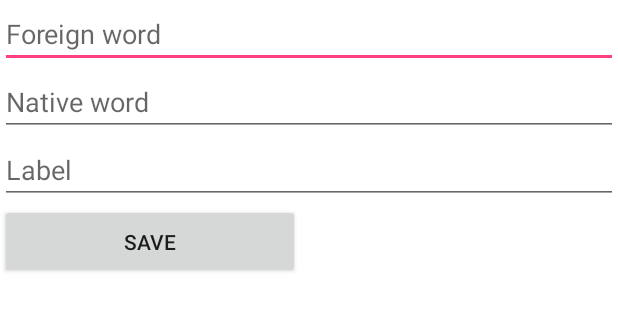
After one commit to dansRiete/guessword-android-app, an Android app: the layout fragment1.xml on its own in the app's theme, with its tools: preview values and no code run, on a phone screen of 412 x 824 dp. The commit adds this screen. Shown: the top 311 px of the screen. Run offline under Robolectric (Android 15) with nearby library versions, the phone set to English and light mode, and no system bars.

Commit message:
Added context menu for editing and deleting. ZonedDateTime deserializer.

```diff
--- a/app/build.gradle
+++ b/app/build.gradle
@@ -25,15 +25,15 @@ android {
 
 dependencies {
     // https://mvnrepository.com/artifact/com.fasterxml.jackson.datatype/jackson-datatype-jsr310
-    implementation group: 'com.fasterxml.jackson.datatype', name: 'jackson-datatype-jsr310', version: '2.10.3'
+    implementation group: 'com.fasterxml.jackson.datatype', name: 'jackson-datatype-jsr310', version: '2.11.2'
     compileOnly 'org.projectlombok:lombok:1.18.12'
     annotationProcessor 'org.projectlombok:lombok:1.18.12'
     implementation fileTree(dir: 'libs', include: ['*.jar'])
     implementation 'com.squareup.retrofit2:retrofit:2.2.0'
-    implementation 'com.squareup.retrofit2:converter-jackson:2.1.0'
+    implementation 'com.squareup.retrofit2:converter-jackson:2.9.0'
     implementation 'androidx.recyclerview:recyclerview:1.1.0'
     // https://mvnrepository.com/artifact/com.fasterxml.jackson.core/jackson-core
-    implementation group: 'com.fasterxml.jackson.core', name: 'jackson-core', version: '2.10.3'
+    implementation group: 'com.fasterxml.jackson.core', name: 'jackson-core', version: '2.11.2'
     implementation 'com.squareup.retrofit2:converter-scalars:2.1.0'
     implementation group: 'io.reactivex', name: 'rxandroid', version: '1.2.1'
     // https://mvnrepository.com/artifact/com.squareup.retrofit2/adapter-rxjava
--- a/app/src/main/java/com/alexsoft/RecyclerAdapter.java
+++ b/app/src/main/java/com/alexsoft/RecyclerAdapter.java
@@ -40,6 +40,10 @@ class RecyclerAdapter extends RecyclerView.Adapter<RecyclerAdapter.ViewHolder> {
     private int studiedQuestions = 0;
 
     RecyclerAdapter() {
+    }
+
+    public Question getQuestion(int id) {
+        return questions.get(id);
     }
 
     static class ViewHolder extends RecyclerView.ViewHolder {
@@ -105,6 +109,7 @@ class RecyclerAdapter extends RecyclerView.Adapter<RecyclerAdapter.ViewHolder> {
 
     @Override
     public void onBindViewHolder(ViewHolder holder, int position) {
+        holder.itemView.setLongClickable(true);
         Question question = questions.get(position);
         String foreignWords = toString(question.getWords().stream().filter(word -> word.getLanguage().equals("en"))
                 .collect(Collectors.toList()));
--- /dev/null
+++ b/app/src/main/res/layout/fragment1.xml
@@ -0,0 +1,32 @@
+<?xml version="1.0" encoding="utf-8"?>
+<LinearLayout
+    xmlns:android="http://schemas.android.com/apk/res/android"
+    android:layout_width="match_parent"
+    android:layout_height="match_parent"
+    android:orientation="vertical"
+    android:background="@android:color/white"    >
+  <EditText
+    android:id="@+id/forWord"
+    android:layout_width="match_parent"
+    android:layout_height="wrap_content"
+    android:hint="Foreign word"
+    android:ems="10" />
+    <EditText
+        android:id="@+id/natWord"
+        android:layout_width="match_parent"
+        android:layout_height="wrap_content"
+        android:hint="Native word"
+        android:ems="10" />
+    <EditText
+        android:id="@+id/label"
+        android:layout_width="match_parent"
+        android:layout_height="wrap_content"
+        android:hint="Label"
+        android:ems="10" />
+    <Button
+        android:text="Save"
+        android:layout_width="200dp"
+        android:layout_height="50dp">
+
+    </Button>
+</LinearLayout>
--- /dev/null
+++ b/app/src/main/res/menu/context_menu.xml
@@ -0,0 +1,5 @@
+<?xml version="1.0" encoding="utf-8"?>
+<menu xmlns:android="http://schemas.android.com/apk/res/android">
+    <item android:title="Edit" android:id="@+id/context_menu_documents_fragment_view"></item>
+    <item android:title="Delete" android:id="@+id/context_menu_documents_fragment_add_to_box"></item>
+</menu>
--- a/app/src/main/res/xml/network_security_config.xml
+++ b/app/src/main/res/xml/network_security_config.xml
@@ -3,5 +3,6 @@
     <domain-config cleartextTrafficPermitted="true">
         <domain includeSubdomains="true">10.0.2.2</domain>
         <domain includeSubdomains="true">192.168.1.5</domain>
+        <domain includeSubdomains="true">185.212.128.246</domain>
     </domain-config>
 </network-security-config>
--- a/build.gradle
+++ b/build.gradle
@@ -6,7 +6,7 @@ buildscript {
         google()
     }
     dependencies {
-        classpath 'com.android.tools.build:gradle:3.6.3'
+        classpath 'com.android.tools.build:gradle:4.0.1'
 
         // NOTE: Do not place your application dependencies here; they belong
         // in the individual module build.gradle files
```
Also changed, not shown: app/src/main/java/com/alexsoft/ContextMenuRecyclerView.java (added, +53 -0 lines), app/src/main/java/com/alexsoft/MainActivity.java (+41 -2 lines), app/src/main/java/com/alexsoft/QuestionEditFragment.java (added, +54 -0 lines), app/src/main/java/com/alexsoft/datamodel/CustomZonedDateTimeDeserializer.java (added, +28 -0 lines), app/src/main/java/com/alexsoft/datamodel/Question.java (+13 -7 lines), app/src/main/res/layout/activity_main.xml (+7 -1 lines), app/src/main/res/values/strings.xml (+8 -0 lines), gradle/wrapper/gradle-wrapper.properties.
